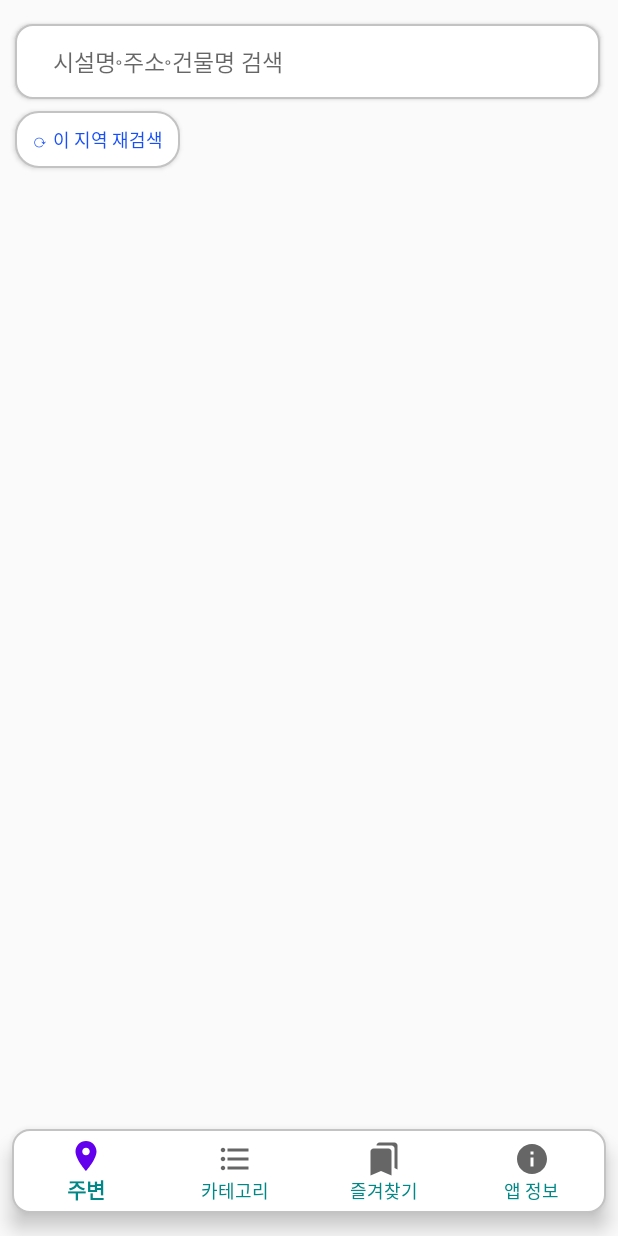
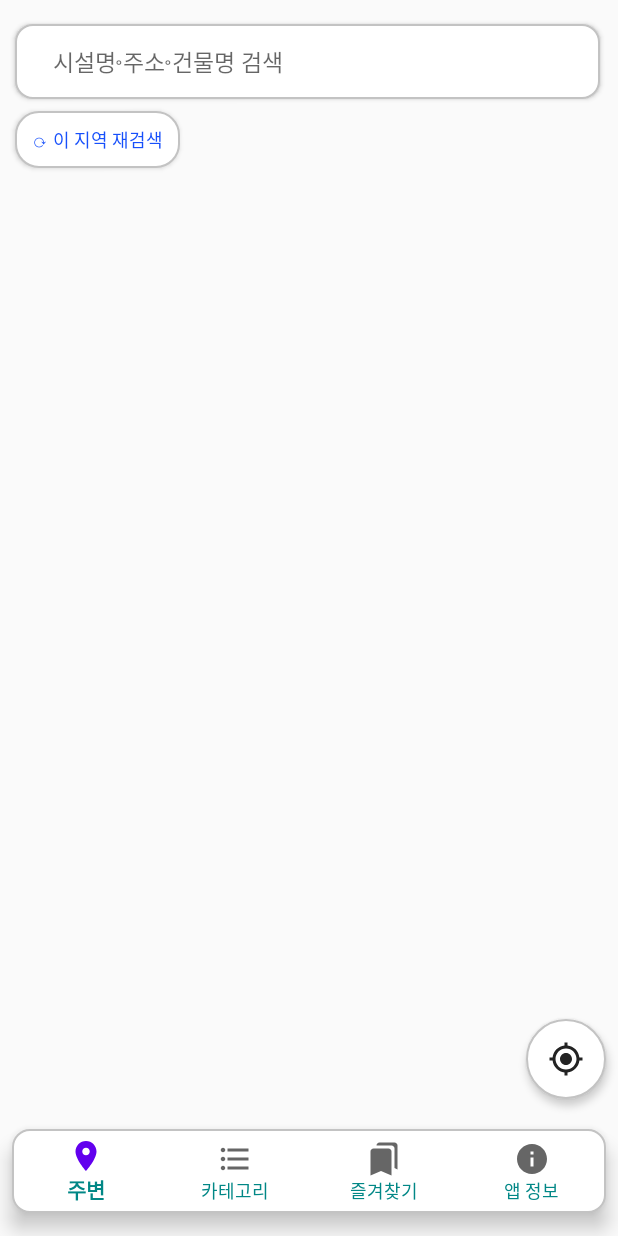
Before and after one commit to hisungwoo/ConvenienceMap, an Android app: the screen it shows after launch (MainActivity), on a phone screen of 412 x 824 dp. Run offline under Robolectric (Android 15) with nearby library versions, the phone set to English and light mode, and no system bars; libraries missing offline, so code that uses them is left out: com.tickaroo.tikxml, net.daum.android, net.daum.mf; 10 statements that could not run were skipped.

Commit message:
1. 현재 위치 버튼 추가

```diff
--- a/app/src/main/java/com/ilsamil/conveniencemap/MainActivity.kt
+++ b/app/src/main/java/com/ilsamil/conveniencemap/MainActivity.kt
@@ -44,7 +44,6 @@ class MainActivity : AppCompatActivity(), MapView.MapViewEventListener {
 
 
 
-
     private val requestPermission = registerForActivityResult(
         ActivityResultContracts.RequestPermission()
     ) { granted ->
@@ -76,6 +75,8 @@ class MainActivity : AppCompatActivity(), MapView.MapViewEventListener {
                     // 기본 메인 상태
                     binding.bottomNav.visibility = View.VISIBLE
                     binding.searchBtn.visibility = View.VISIBLE
+                    binding.refreshBtn.visibility = View.VISIBLE
+                    binding.mylocationBtn.visibility = View.VISIBLE
                 }
                 2 -> {
                     Log.d("ttest", "status 2")
@@ -84,6 +85,7 @@ class MainActivity : AppCompatActivity(), MapView.MapViewEventListener {
                     binding.searchBtn.visibility = View.GONE
                     binding.resultLayout.visibility = View.GONE
                     binding.refreshBtn.visibility = View.GONE
+                    binding.mylocationBtn.visibility = View.GONE
                     mapView.removeAllPOIItems()
                 }
             }
@@ -96,6 +98,7 @@ class MainActivity : AppCompatActivity(), MapView.MapViewEventListener {
 
 
         binding.searchBtn.setOnClickListener{
+            mapView.currentLocationTrackingMode = MapView.CurrentLocationTrackingMode.TrackingModeOnWithoutHeadingWithoutMapMoving
             supportFragmentManager.beginTransaction().add(R.id.fragment_view, searchFragment, "search").addToBackStack(null).commit()
         }
 
@@ -149,9 +152,6 @@ class MainActivity : AppCompatActivity(), MapView.MapViewEventListener {
         })
 
 
-
-
-
         val locationManager = getSystemService(LOCATION_SERVICE) as LocationManager
         val location = locationManager.getLastKnownLocation(LocationManager.GPS_PROVIDER)
         if(location != null) {
@@ -169,7 +169,6 @@ class MainActivity : AppCompatActivity(), MapView.MapViewEventListener {
             } catch (e : IOException) {
                 Log.d("ttest", "지오코드 오류 : " + e.printStackTrace())
             }
-
         }
 
 
@@ -191,7 +190,9 @@ class MainActivity : AppCompatActivity(), MapView.MapViewEventListener {
         })
 
 
-
+        binding.mylocationBtn.setOnClickListener {
+            mapView.currentLocationTrackingMode = MapView.CurrentLocationTrackingMode.TrackingModeOnWithoutHeading
+        }
 
     }
 
--- /dev/null
+++ b/app/src/main/res/drawable-v24/button_mylocation.xml
@@ -0,0 +1,11 @@
+<?xml version="1.0" encoding="utf-8"?>
+<shape xmlns:android="http://schemas.android.com/apk/res/android"
+        android:shape="rectangle">
+    <solid android:color="#FFFFFF"/>
+    <corners android:radius="100dp"/>
+    <size
+        android:width="20dp"
+        android:height="20dp"
+        />
+    <stroke android:color="@color/line" android:width="1dp" />
+</shape>
--- /dev/null
+++ b/app/src/main/res/drawable/ic_baseline_my_location.xml
@@ -0,0 +1,5 @@
+<vector android:height="24dp" android:tint="#232323"
+    android:viewportHeight="24" android:viewportWidth="24"
+    android:width="24dp" xmlns:android="http://schemas.android.com/apk/res/android">
+    <path android:fillColor="@android:color/white" android:pathData="M12,8c-2.21,0 -4,1.79 -4,4s1.79,4 4,4 4,-1.79 4,-4 -1.79,-4 -4,-4zM20.94,11c-0.46,-4.17 -3.77,-7.48 -7.94,-7.94L13,1h-2v2.06C6.83,3.52 3.52,6.83 3.06,11L1,11v2h2.06c0.46,4.17 3.77,7.48 7.94,7.94L11,23h2v-2.06c4.17,-0.46 7.48,-3.77 7.94,-7.94L23,13v-2h-2.06zM12,19c-3.87,0 -7,-3.13 -7,-7s3.13,-7 7,-7 7,3.13 7,7 -3.13,7 -7,7z"/>
+</vector>
--- a/app/src/main/res/layout/activity_main.xml
+++ b/app/src/main/res/layout/activity_main.xml
@@ -62,6 +62,19 @@
         app:layout_constraintEnd_toEndOf="parent"
         app:layout_constraintStart_toStartOf="parent"
         app:menu="@menu/bottom_nev_menu" />
+
+    <ImageButton
+        android:id="@+id/mylocation_btn"
+        android:layout_width="53dp"
+        android:layout_height="53dp"
+        android:elevation="3dp"
+        android:layout_marginBottom="20dp"
+        android:background="@drawable/button_mylocation"
+        android:src="@drawable/ic_baseline_my_location"
+        app:layout_constraintBottom_toTopOf="@+id/bottom_nav"
+        app:layout_constraintEnd_toEndOf="@+id/bottom_nav"
+        />
+
 
     <androidx.constraintlayout.widget.ConstraintLayout
         android:id="@+id/fragment_view"
```
